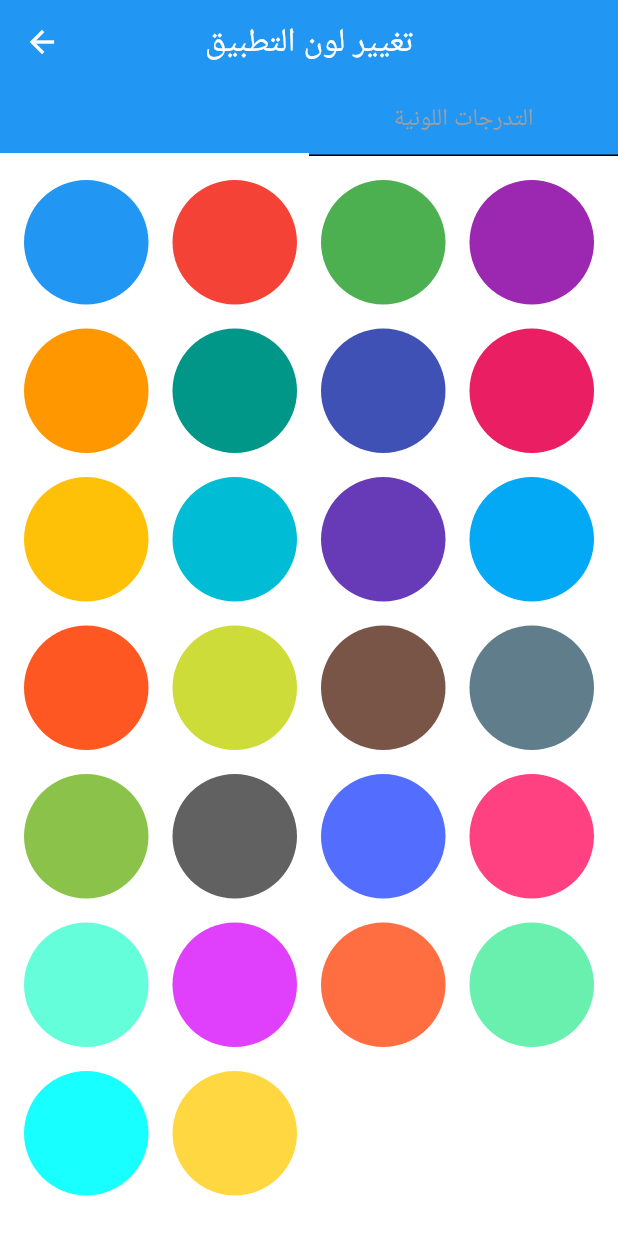
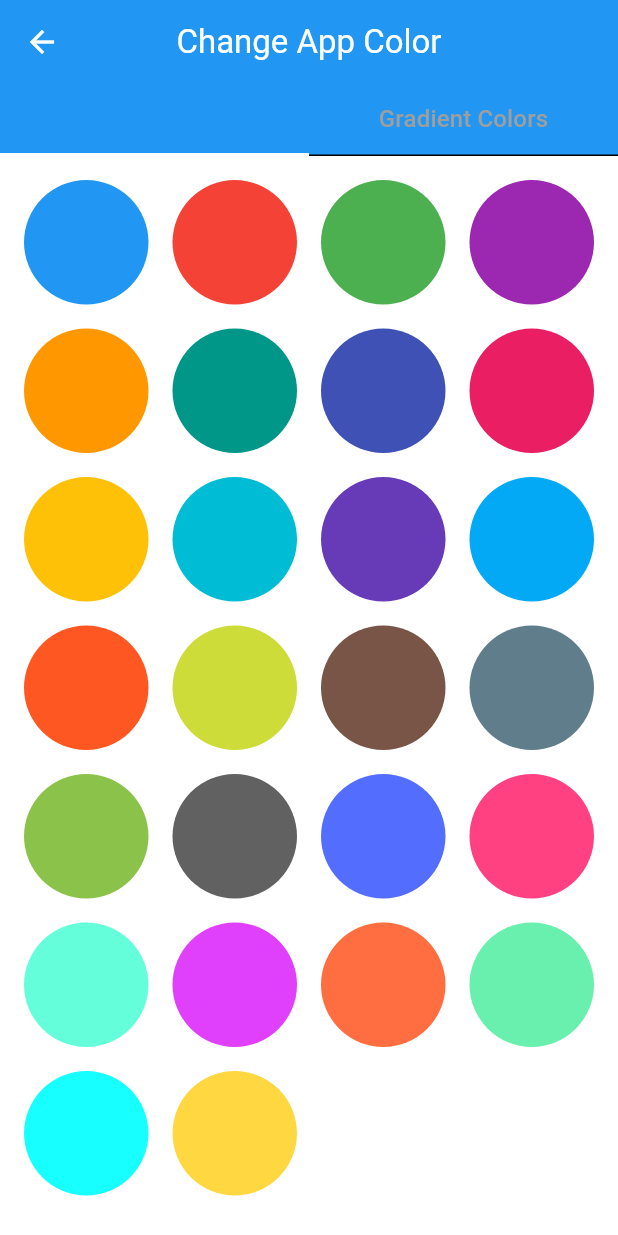
Before and after one commit to weeasd57/e-commerce-app-flutter, a Flutter app: the ColorSettingsPage screen opened directly, on a phone screen of 412 x 824 dp. Run offline on Flutter 3.47's test engine with Material 3 defaults, Android fonts, the phone set to English and light mode, and no system bars; our stand-ins replace cached_network_image, carousel_slider, connectivity_plus, firebase_auth, firebase_core, flutter_cache_manager and 3 more; accounts and stored records are empty.

Commit message:
Add localization support for color settings and update UI texts

```diff
--- a/lib/l10n/app_en.arb
+++ b/lib/l10n/app_en.arb
@@ -132,5 +132,10 @@
     "errorLoadingOrders": "Error loading orders",
     "retry": "Retry",
     "hideError": "Hide Error",
-    "refresh": "Refresh"
+    "refresh": "Refresh",
+    "changeAppColorTitle": "Change App Color",
+    "solidColors": "Solid Colors",
+    "gradientColors": "Gradient Colors",
+    "colorChangedSuccessfully": "Color changed successfully",
+    "gradientChangedSuccessfully": "Gradient changed successfully"
 }
--- a/lib/l10n/app_localizations.dart
+++ b/lib/l10n/app_localizations.dart
@@ -895,6 +895,36 @@ abstract class AppLocalizations {
   /// In en, this message translates to:
   /// **'Refresh'**
   String get refresh;
+
+  /// No description provided for @changeAppColorTitle.
+  ///
+  /// In en, this message translates to:
+  /// **'Change App Color'**
+  String get changeAppColorTitle;
+
+  /// No description provided for @solidColors.
+  ///
+  /// In en, this message translates to:
+  /// **'Solid Colors'**
+  String get solidColors;
+
+  /// No description provided for @gradientColors.
+  ///
+  /// In en, this message translates to:
+  /// **'Gradient Colors'**
+  String get gradientColors;
+
+  /// No description provided for @colorChangedSuccessfully.
+  ///
+  /// In en, this message translates to:
+  /// **'Color changed successfully'**
+  String get colorChangedSuccessfully;
+
+  /// No description provided for @gradientChangedSuccessfully.
+  ///
+  /// In en, this message translates to:
+  /// **'Gradient changed successfully'**
+  String get gradientChangedSuccessfully;
 }
 
 class _AppLocalizationsDelegate
--- a/lib/l10n/app_localizations_en.dart
+++ b/lib/l10n/app_localizations_en.dart
@@ -428,4 +428,19 @@ class AppLocalizationsEn extends AppLocalizations {
 
   @override
   String get refresh => 'Refresh';
+
+  @override
+  String get changeAppColorTitle => 'Change App Color';
+
+  @override
+  String get solidColors => 'Solid Colors';
+
+  @override
+  String get gradientColors => 'Gradient Colors';
+
+  @override
+  String get colorChangedSuccessfully => 'Color changed successfully';
+
+  @override
+  String get gradientChangedSuccessfully => 'Gradient changed successfully';
 }
--- a/lib/pages/color_settings_page.dart
+++ b/lib/pages/color_settings_page.dart
@@ -1,17 +1,20 @@
 import 'package:flutter/material.dart';
 import 'package:provider/provider.dart';
 import '../providers/color_provider.dart';
+import '../l10n/app_localizations.dart';
 
 class ColorSettingsPage extends StatelessWidget {
   const ColorSettingsPage({super.key});
 
   @override
   Widget build(BuildContext context) {
+    final localization = AppLocalizations.of(context)!;
+
     return DefaultTabController(
       length: 2,
       child: Scaffold(
         appBar: AppBar(
-          title: const Text('تغيير لون التطبيق'),
+          title: Text(localization.changeAppColorTitle),
           centerTitle: true,
           bottom: TabBar(
             labelColor: Theme.of(context).primaryColor,
@@ -24,12 +27,12 @@ class ColorSettingsPage extends StatelessWidget {
             unselectedLabelStyle: const TextStyle(
               fontSize: 16,
             ),
-            tabs: const [
+            tabs: [
               Tab(
-                child: Text('الألوان الأساسية'),
+                child: Text(localization.solidColors),
               ),
               Tab(
-                child: Text('التدرجات اللونية'),
+                child: Text(localization.gradientColors),
               ),
             ],
           ),
@@ -57,7 +60,7 @@ class ColorSettingsPage extends StatelessWidget {
                         colorProvider.setColor(option);
                         ScaffoldMessenger.of(context).showSnackBar(
                           SnackBar(
-                            content: const Text('تم تغيير اللون بنجاح'),
+                            content: Text(localization.colorChangedSuccessfully),
                             backgroundColor: option.solidColor,
                             duration: const Duration(seconds: 1),
                           ),
@@ -96,7 +99,7 @@ class ColorSettingsPage extends StatelessWidget {
                         colorProvider.setColor(option);
                         ScaffoldMessenger.of(context).showSnackBar(
                           SnackBar(
-                            content: const Text('تم تغيير التدرج اللوني بنجاح'),
+                            content: Text(localization.gradientChangedSuccessfully),
                             duration: const Duration(seconds: 1),
                           ),
                         );
```
Also changed, not shown: lib/l10n/app_ar.arb (+6 -1 lines), lib/l10n/app_localizations_ar.dart (+15 -0 lines).
